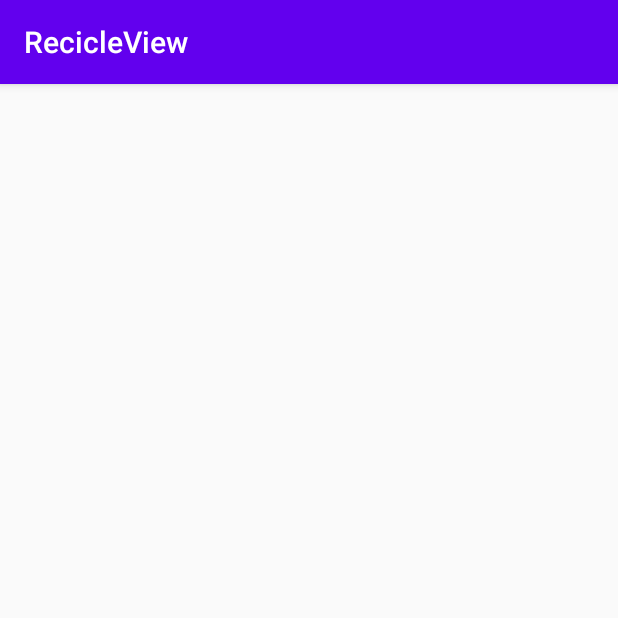
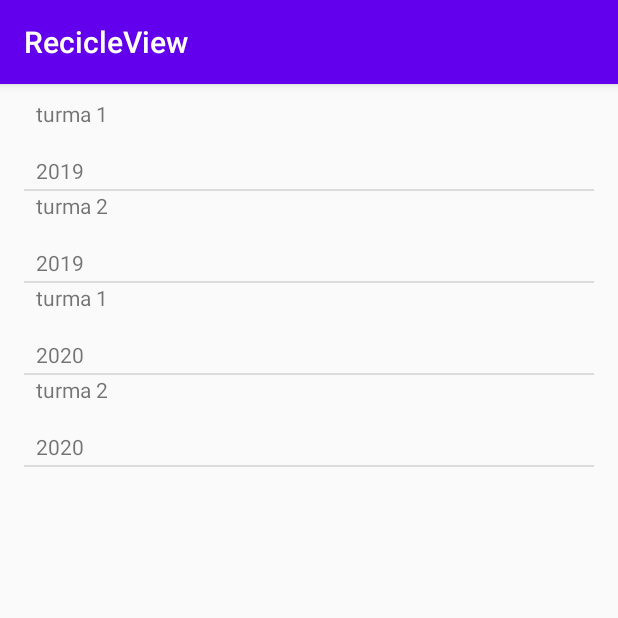
Before and after one commit to vinicemanuel/Android-Studying, an Android app: the screen it shows after launch (MainActivity), on a phone screen of 412 x 824 dp, the top half of it. Run offline under Robolectric (Android 15) with nearby library versions, the phone set to English and light mode, and no system bars.

Commit message:
flix layout

```diff
--- a/RecicleView/app/src/main/java/com/example/recicleview/activities/MainActivity.kt
+++ b/RecicleView/app/src/main/java/com/example/recicleview/activities/MainActivity.kt
@@ -2,11 +2,20 @@ package com.example.recicleview.activities
 
 import androidx.appcompat.app.AppCompatActivity
 import android.os.Bundle
+import android.widget.LinearLayout
+import androidx.recyclerview.widget.DividerItemDecoration
+import androidx.recyclerview.widget.LinearLayoutManager
 import com.example.recicleview.R
+import com.example.recicleview.adapter.ClasseAdapter
 import com.example.recicleview.models.Classe
+import kotlinx.android.synthetic.main.activity_main.*
 
 class MainActivity : AppCompatActivity() {
+
+    //porque sim, já tava chato toda hora trocar
     private val self = this
+
+    private  lateinit var adapter: ClasseAdapter
 
     val classlist = mutableListOf(
         Classe("turma 1", 2019),
@@ -23,7 +32,10 @@ class MainActivity : AppCompatActivity() {
     }
 
     private fun setupRecyclerview() {
-
+        self.adapter = ClasseAdapter(self.classlist, self)
+        self.recycleView.adapter = self.adapter
+        self.recycleView.addItemDecoration(DividerItemDecoration(self, DividerItemDecoration.VERTICAL))
+        self.recycleView.layoutManager = LinearLayoutManager(self)
     }
 
 }
--- a/RecicleView/app/src/main/res/layout/activity_main.xml
+++ b/RecicleView/app/src/main/res/layout/activity_main.xml
@@ -18,7 +18,7 @@
         android:layout_width="wrap_content"
         android:layout_height="wrap_content"
         android:orientation="horizontal"
-        app:layout_constraintGuide_end="10" />
+        app:layout_constraintGuide_end="10dp" />
 
     <androidx.constraintlayout.widget.Guideline
         android:id="@+id/guideline3"
@@ -35,6 +35,7 @@
         app:layout_constraintGuide_end="16dp" />
 
     <androidx.recyclerview.widget.RecyclerView
+        android:id="@+id/recycleView"
         android:layout_width="0dp"
         android:layout_height="0dp"
         app:layout_constraintBottom_toTopOf="@+id/guideline2"
--- a/RecicleView/app/src/main/res/layout/classe_view.xml
+++ b/RecicleView/app/src/main/res/layout/classe_view.xml
@@ -1,10 +1,9 @@
 <?xml version="1.0" encoding="utf-8"?>
-<androidx.constraintlayout.widget.ConstraintLayout
-    xmlns:android="http://schemas.android.com/apk/res/android"
+<androidx.constraintlayout.widget.ConstraintLayout xmlns:android="http://schemas.android.com/apk/res/android"
     xmlns:app="http://schemas.android.com/apk/res-auto"
     xmlns:tools="http://schemas.android.com/tools"
     android:layout_width="match_parent"
-    android:layout_height="match_parent">
+    android:layout_height="wrap_content">
 
     <androidx.constraintlayout.widget.Guideline
         android:id="@+id/guideline7"
@@ -16,27 +15,23 @@
     <TextView
         android:id="@+id/name"
         android:layout_width="0dp"
-        android:layout_height="wrap_content"
+        android:layout_height="22dp"
         android:layout_marginStart="8dp"
-        android:layout_marginTop="8dp"
         android:layout_marginEnd="8dp"
         android:layout_marginBottom="8dp"
         android:text="name"
         app:layout_constraintBottom_toTopOf="@+id/guideline7"
         app:layout_constraintEnd_toEndOf="parent"
-        app:layout_constraintStart_toStartOf="parent"
-        app:layout_constraintTop_toTopOf="parent" />
+        app:layout_constraintStart_toStartOf="parent" />
 
     <TextView
         android:id="@+id/year"
         android:layout_width="0dp"
-        android:layout_height="wrap_content"
+        android:layout_height="22dp"
         android:layout_marginStart="8dp"
         android:layout_marginTop="8dp"
         android:layout_marginEnd="8dp"
-        android:layout_marginBottom="8dp"
         android:text="year"
-        app:layout_constraintBottom_toBottomOf="parent"
         app:layout_constraintEnd_toEndOf="parent"
         app:layout_constraintStart_toStartOf="parent"
         app:layout_constraintTop_toTopOf="@+id/guideline7" />
```
